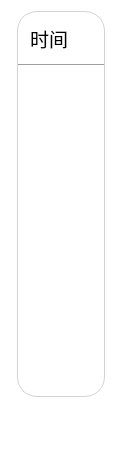
Old version of the form src/resf/view_history_item.ui in the repository clb-128258/TiebaDesktop.
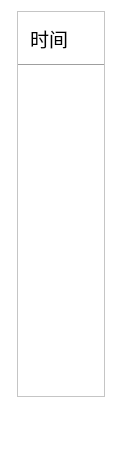
New version of the form. Icons and pictures are not drawn.

Commit message: (add) dark style mode

The edit to the form file:
```diff
--- a/src/resf/view_history_item.ui
+++ b/src/resf/view_history_item.ui
@@ -77,47 +77,6 @@
   <property name="windowTitle">
    <string>浏览历史记录条目</string>
   </property>
-  <property name="styleSheet">
-   <string notr="true">QWidget{font-family: &quot;微软雅黑&quot;;}
-
-
-                QToolButton {
-                background-color: transparent;
-                border: none;
-                border-radius: 6px;
-                padding: 6px;
-                /* 设置图标大小 */
-                icon-size: 24px;
-                /* 可选：设置最小尺寸，保持按钮大小一致 */
-                min-width: 10px;
-                min-height: 10px;
-                }
-
-                /* 鼠标悬停时：轻微灰色背景 */
-                QToolButton:hover {
-                background-color: rgba(0, 0, 0, 0.08);
-                }
-
-                /* 按下时：更深的背景色，模拟按下效果 */
-                QToolButton:pressed {
-                background-color: rgba(0, 0, 0, 0.15);
-                }
-
-                /* 禁用状态：半透明，显示不可点击 */
-                QToolButton:disabled {
-                background-color: transparent;
-                opacity: 0.4;
-                }
-
-                /* 可选：如果按钮有菜单箭头，也可以美化箭头 */
-                QToolButton::menu-indicator {
-                image: url(:/icons/menu_arrow.png); /* 自定义箭头图标 */
-                subcontrol-position: right center;
-                subcontrol-origin: padding;
-                left: -4px;
-                }
-            </string>
-  </property>
   <layout class="QGridLayout" name="gridLayout_4" columnstretch="2,10,2">
    <item row="0" column="0">
     <spacer name="horizontalSpacer">
@@ -134,13 +93,6 @@
    </item>
    <item row="0" column="1">
     <widget class="QFrame" name="frame">
-     <property name="styleSheet">
-      <string notr="true">QFrame#frame {
-    background-color: white;
-    border-radius: 20px; /* 圆角半径 */
-    border: 1px solid #D3D3D3; /* 可选：边框颜色和宽度 */
-}</string>
-     </property>
      <property name="frameShape">
       <enum>QFrame::StyledPanel</enum>
      </property>
```
The commit also changes 114 other files.
